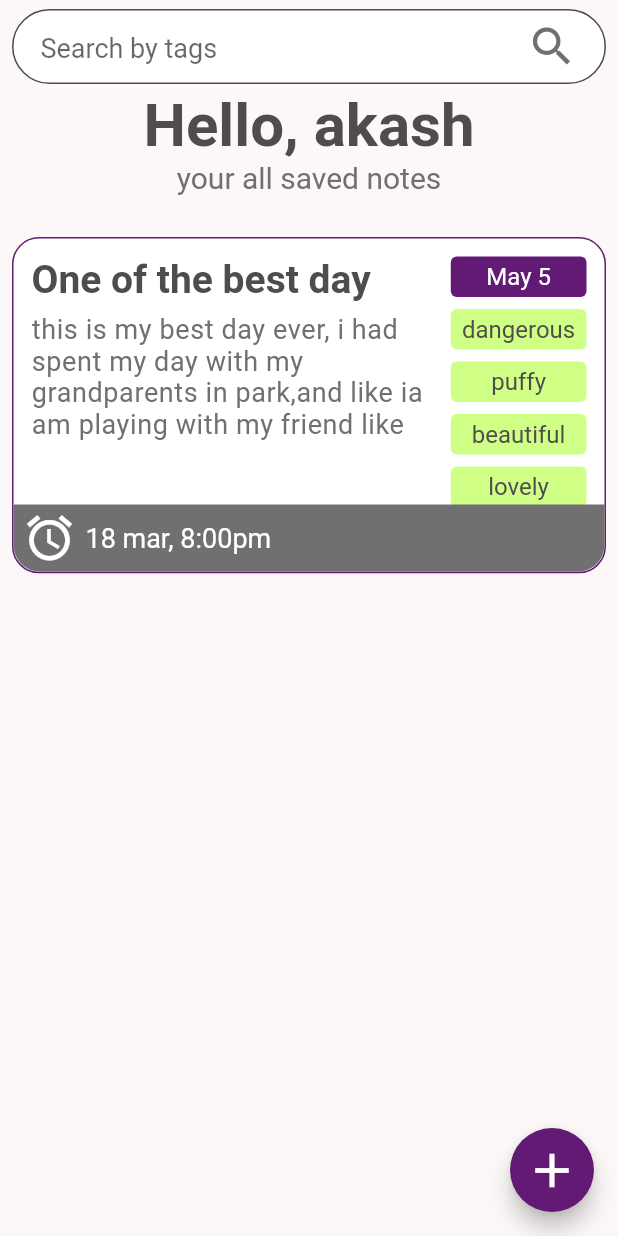
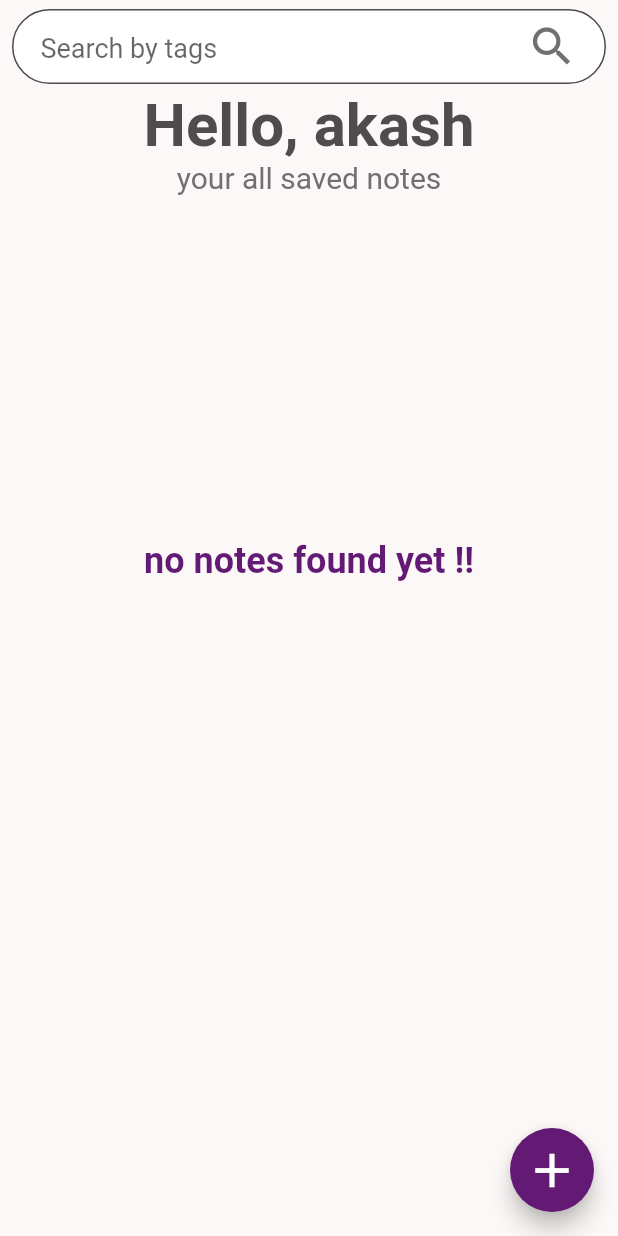
Before and after one commit to AkashDeveloper8758/moomi-reflection, a Flutter app: the screen it shows after launch, on a phone screen of 412 x 824 dp. Run offline on Flutter 3.47's test engine with Material 2 defaults, Android fonts, the phone set to English and light mode, and no system bars; our stand-ins replace sqflite; accounts and stored records are empty; Roboto replaces fonts that are missing (Rubic).

Commit message:
sql -[added] feature

```diff
--- /dev/null
+++ b/lib/helper/dbHelper.dart
@@ -0,0 +1,45 @@
+import 'package:moomi/helper/safe.dart';
+import 'package:moomi/models/note.dart';
+import 'package:path/path.dart' as p;
+import 'package:sqflite/sqflite.dart' as sql;
+
+class DbHelper {
+  static Future<sql.Database> database() async {
+    var dbPath = await sql.getDatabasesPath();
+    return sql.openDatabase(p.join(dbPath, 'notes.db'),
+        onCreate: (db, version) {
+      db.execute('''
+      CREATE TABLE userNotes(
+            ${Safe.id} TEXT PRIMARY KEY,
+            ${Safe.title} TEXT,
+            ${Safe.description} TEXT,
+            ${Safe.tags} TEXT,
+            ${Safe.date} TEXT,
+            ${Safe.reminderTime} TEXT)
+            ''');
+    }, version: 1);
+  }
+
+  static Future<int> insertNote(
+      String tableName, Map<String, dynamic> data) async {
+    final newDb = await DbHelper.database();
+    return newDb.insert(tableName, data,
+        conflictAlgorithm: sql.ConflictAlgorithm.replace);
+  }
+
+  static Future<List<Map<String, dynamic>>> getNotes(String tableName) async {
+    final newDb = await DbHelper.database();
+    return newDb.query(tableName);
+  }
+  static Future<int> setNotes(String tableName,Map<String,dynamic> note) async{
+    final  newDb = await DbHelper.database();
+    var updateInt =  await newDb.update(tableName, note,where: '${Safe.id} = ?',whereArgs: [note[Safe.id]]);
+    print('update int return is : $updateInt');
+    return updateInt;
+  }
+  static Future<int> removeNote(String tableName) async {
+    final newDb = await DbHelper.database();
+    return newDb.delete(tableName);
+  }
+  // Future close() async => await DbHelper.database() ..close();
+}
--- /dev/null
+++ b/lib/helper/safe.dart
@@ -0,0 +1,8 @@
+class Safe {
+  static const id = 'id';
+  static const title = 'title';
+  static const description = 'description';
+  static const tags = 'tags';
+  static const date = 'date';
+  static const reminderTime = 'reminderTime';
+}
--- a/lib/main.dart
+++ b/lib/main.dart
@@ -1,5 +1,7 @@
 import 'package:flutter/material.dart';
 import 'package:flutter/services.dart';
+import 'package:moomi/providers/notesProvider.dart';
+import 'package:provider/provider.dart';
 
 import './screens/home.dart';
 
@@ -8,20 +10,22 @@ void main() => runApp(MyApp());
 class MyApp extends StatelessWidget {
   @override
   Widget build(BuildContext context) {
-    SystemChrome.setSystemUIOverlayStyle(SystemUiOverlayStyle(
-      statusBarColor: Colors.grey[800]
-    ));
-    return MaterialApp(
+    SystemChrome.setSystemUIOverlayStyle(
+        SystemUiOverlayStyle(statusBarColor: Colors.grey[800]));
+
+    return ChangeNotifierProvider.value(
+      value: NotesProvider(),
+      child: MaterialApp(
         title: 'Flutter Demo',
         theme: ThemeData(
             primarySwatch: Colors.blue,
             scaffoldBackgroundColor: Color(0xffFCF8F8),
             primaryColor: Color(0xff621A75),
             accentColor: Color(0xffD0FF85),
-        fontFamily: 'Rubic'
+            fontFamily: 'Rubic'),
+        home: Home(),
+        debugShowCheckedModeBanner: false,
       ),
-      home:Home(),
-      debugShowCheckedModeBanner: false,
     );
   }
 }
--- a/lib/screens/home.dart
+++ b/lib/screens/home.dart
@@ -1,9 +1,11 @@
 import 'package:flutter/material.dart' hide Color;
 import 'package:moomi/custom/list_item.dart';
+import 'package:provider/provider.dart';
 
 import '../screens/edit_new_creen.dart';
 import '../custom/custom_colors.dart';
 import '../models/note.dart';
+import '../providers/notesProvider.dart';
 
 class Home extends StatefulWidget {
   @override
@@ -46,7 +48,7 @@ class _HomeState extends State<Home> {
   @override
   Widget build(BuildContext context) {
     final mediaQuery = MediaQuery.of(context);
-    //  print(mediaQuery.size.width);
+
     return SafeArea(
       child: Scaffold(
         body: CustomScrollView(
@@ -118,26 +120,59 @@ class _HomeState extends State<Home> {
                     ],
                   ),
                 )),
-            SliverList(
+            FutureBuilder(
+              future: Provider.of<NotesProvider>(context, listen: false)
+                  .getAllNotes(),
+              builder: (ctx, snapshot) {
+                return snapshot.connectionState == ConnectionState.waiting
+                    ? SliverToBoxAdapter(
+                        child: Center(
+                          child: CircularProgressIndicator(),
+                        ),
+                      )
+                    : Consumer<NotesProvider>(
+                        builder: (ctx, notesItem, ch) {
+                          print(
+                              'home : notes length : ${notesItem.notes.length}');
+
+                          return notesItem.notes.length > 0
+                              ? SliverList(
                                   delegate: SliverChildBuilderDelegate(
-                (ctx, items) {
-                  // print('total count: $items');
+                                    (ctx, i) {
+                                      print('total count: $i');
                                       return GestureDetector(
                                         onTap: () {
-                      Navigator.of(context).push(MaterialPageRoute(
-                        builder: (cts) => NewEditScreen(),
-                        settings: RouteSettings(arguments: items)
-                      ));
+                                          Navigator.of(context).push(
+                                              MaterialPageRoute(
+                                                  builder: (cts) =>
+                                                      NewEditScreen(),
+                                                  settings: RouteSettings(
+                                                      arguments: i)));
                                         },
                                         child: ListContainerItem(
-                      note: userNotes[items],
+                                          note: notesItem.notes[i],
                                           query: mediaQuery,
-                      key: ValueKey(userNotes[items].id),
+                                          key: ValueKey(notesItem.notes[i].id),
                                         ),
                                       );
                                     },
-                childCount: userNotes.length,
+                                    childCount: notesItem.notes.length,
                                   ),
+                                )
+                              : SliverToBoxAdapter(
+                                  child: Center(
+                                    heightFactor: 16,
+                                      child: Text(
+                                    'no notes found yet !!',
+                                    style: TextStyle(
+                                        color: Theme.of(context).primaryColor,
+                                        fontSize: 24,
+                                        fontWeight: FontWeight.bold),
+                                  )),
+                                );
+                        },
+                      );
+              },
             ),
           ],
         ),
--- a/pubspec.yaml
+++ b/pubspec.yaml
@@ -20,6 +20,8 @@ dependencies:
   flutter:
     sdk: flutter
   intl: ^0.16.1
+  provider: ^4.0.5+1
+  sqflite: ^1.3.0
   # The following adds the Cupertino Icons font to your application.
   # Use with the CupertinoIcons class for iOS style icons.
   cupertino_icons: ^0.1.2
```
Also changed, not shown: lib/models/note.dart (+14 -0 lines), lib/providers/notesProvider.dart (added, +89 -0 lines), lib/screens/edit_new_creen.dart (+23 -6 lines), pubspec.lock. Lines whose indentation alone changed are shown as unchanged.
